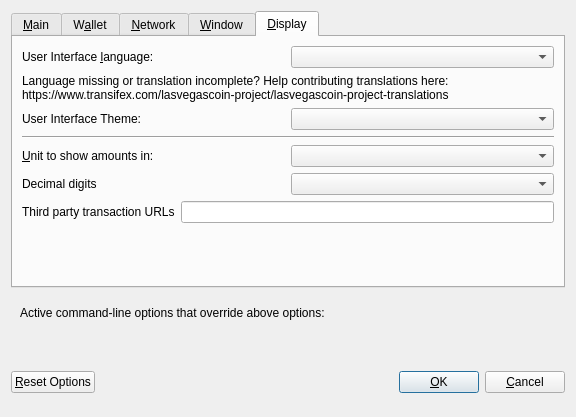
Qt form src/qt/forms/optionsdialog.ui (drcoul/StorOfWealth) before a commit.
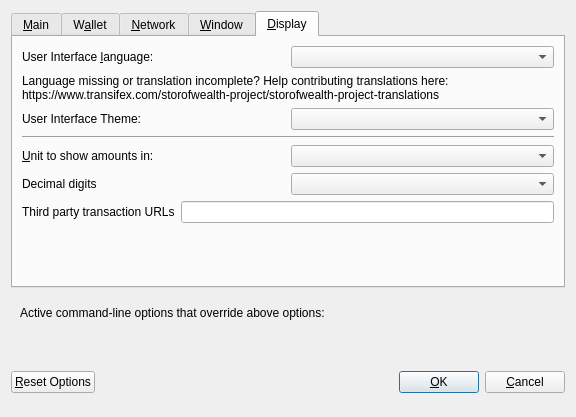
The same form after that commit. The open tabs and pages were chosen to show the change. Custom widgets are drawn as their Qt base class.

What changed in the file:
```diff
--- a/src/qt/forms/optionsdialog.ui
+++ b/src/qt/forms/optionsdialog.ui
@@ -476,7 +476,7 @@
          </property>
          <property name="text">
           <string>Language missing or translation incomplete? Help contributing translations here:
-https://www.transifex.com/lasvegascoin-project/lasvegascoin-project-translations</string>
+https://www.transifex.com/storofwealth-project/storofwealth-project-translations</string>
          </property>
          <property name="wordWrap">
           <bool>true</bool>
```
